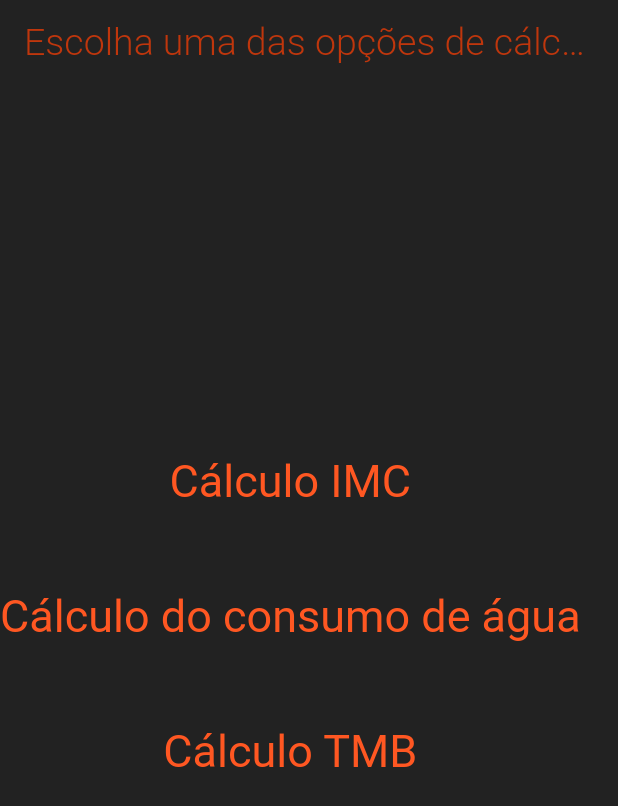
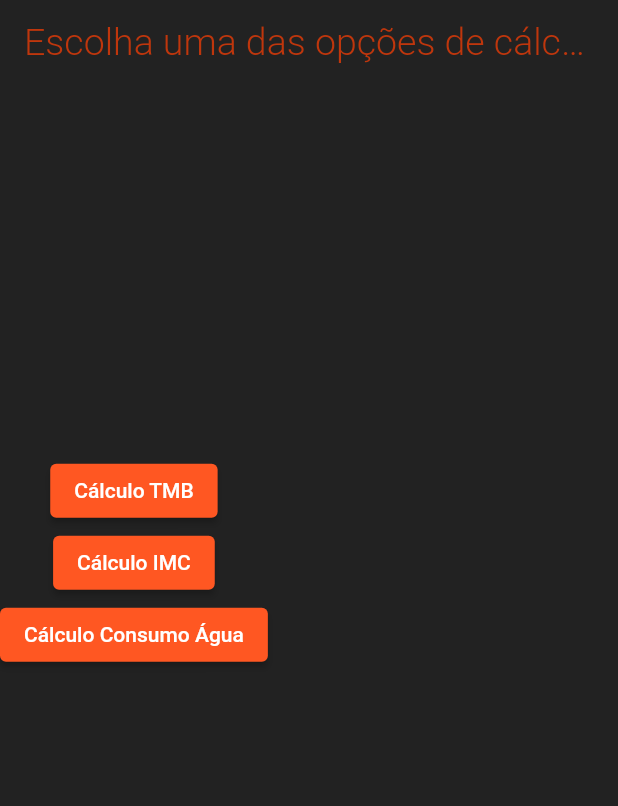
Before and after one commit to DeeFialho/trabalho-mobile, a Flutter app: the screen it shows after launch, on a phone screen of 412 x 824 dp. Shown: the top 806 px of the screen. Run offline on Flutter 3.47's test engine with Material 2 defaults, Android fonts, the phone set to English and light mode, and no system bars.

Commit message:
Mudança da home pra incluir botões chamando as outras telas

```diff
--- a/health_calc/lib/screens/agua.dart
+++ b/health_calc/lib/screens/agua.dart
@@ -7,10 +7,10 @@ import 'package:flutter/cupertino.dart';
 
 class Agua extends StatefulWidget {
   @override
-  _HomeState createState() => _HomeState();
+  _AguaState createState() => _AguaState();
 }
 
-class _HomeState extends State<Agua> {
+class _AguaState extends State<Agua> {
   TextEditingController _pesoController = TextEditingController();
   double _agua = 0;
 
--- a/health_calc/lib/screens/home.dart
+++ b/health_calc/lib/screens/home.dart
@@ -4,6 +4,10 @@ import 'package:health_calc/constants/text_style.dart';
 import 'package:flutter/services.dart';
 import 'package:flutter/rendering.dart';
 import 'package:flutter/cupertino.dart';
+import 'package:health_calc/screens/tmb.dart';
+
+import 'agua.dart';
+import 'imc.dart';
 
 class Home extends StatefulWidget {
   @override
@@ -15,7 +19,7 @@ class _HomeState extends State<Home> {
     return MediaQuery.of(context).size.width;
   }
 
-  double getScreenaltura(BuildContext context) {
+  double getScreenHeight(BuildContext context) {
     return MediaQuery.of(context).size.height;
   }
 
@@ -51,43 +55,41 @@ class _HomeState extends State<Home> {
         child: Column(
           children: [
             SizedBox(
-              height: getScreenaltura(context) / 5,
+              height: getScreenHeight(context) / 5,
             ),
             SizedBox(
-              height: getScreenaltura(context) / 10,
+              height: getScreenHeight(context) / 10,
             ),
-            GestureDetector(
-              child: Container(
-                child: Text(
-                  "Cálculo IMC",
-                  style: buttonTextStyle,
-                ),
-              ),
-            ),
+             ElevatedButton(
+          child: Text('Cálculo TMB'),
+          onPressed: () {
+            Navigator.push(
+              context,
+              MaterialPageRoute(builder: (context) => Tmb()),
+            );
+          },
+        ),
+         ElevatedButton(
+          child: Text('Cálculo IMC'),
+          onPressed: () {
+            Navigator.push(
+              context,
+              MaterialPageRoute(builder: (context) => Imc()),
+            );
+          },
+        ),
+         ElevatedButton(
+          child: Text('Cálculo Consumo Água'),
+          onPressed: () {
+            Navigator.push(
+              context,
+              MaterialPageRoute(builder: (context) => Agua()),
+            );
+          },
+        ),
+
             SizedBox(
-              height: getScreenaltura(context) / 15,
-            ),
-            GestureDetector(
-              child: Container(
-                child: Text(
-                  "Cálculo do consumo de água",
-                  style: buttonTextStyle,
-                ),
-              ),
-            ),
-            SizedBox(
-              height: getScreenaltura(context) / 15,
-            ),
-            GestureDetector(
-              child: Container(
-                child: Text(
-                  "Cálculo TMB",
-                  style: buttonTextStyle,
-                ),
-              ),
-            ),
-            SizedBox(
-              height: getScreenaltura(context) / 15,
+              height: getScreenHeight(context) / 15,
             ),
           ],
         ),
--- a/health_calc/lib/screens/imc.dart
+++ b/health_calc/lib/screens/imc.dart
@@ -7,10 +7,10 @@ import 'package:flutter/cupertino.dart';
 
 class Imc extends StatefulWidget {
   @override
-  _HomeState createState() => _HomeState();
+  _ImcState createState() => _ImcState();
 }
 
-class _HomeState extends State<Imc> {
+class _ImcState extends State<Imc> {
   TextEditingController _pesoController = TextEditingController();
   TextEditingController _alturaController = TextEditingController();
   double _imc = 0;
--- a/health_calc/lib/screens/tmb.dart
+++ b/health_calc/lib/screens/tmb.dart
@@ -7,12 +7,12 @@ import 'package:flutter/cupertino.dart';
 
 class Tmb extends StatefulWidget {
   @override
-  _HomeState createState() => _HomeState();
+  _TmbState createState() => _TmbState();
 }
 
 enum genero { feminino, male }
 
-class _HomeState extends State<Tmb> {
+class _TmbState extends State<Tmb> {
   TextEditingController _pesoController = TextEditingController();
   TextEditingController _alturaController = TextEditingController();
   TextEditingController _idadeController = TextEditingController();
```
